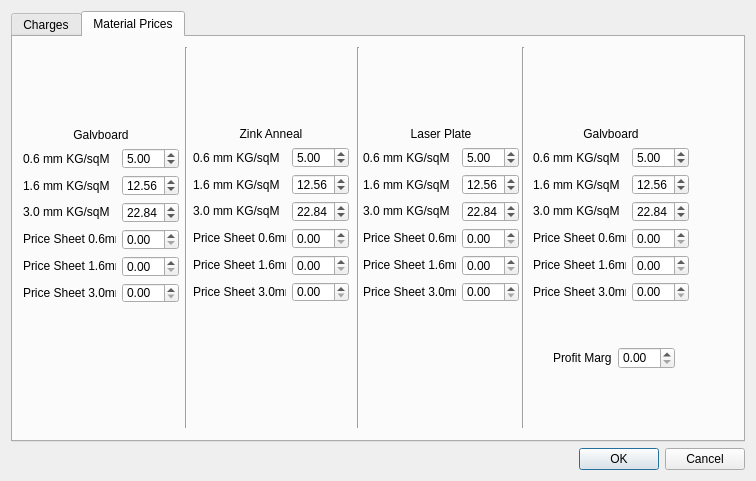
Before: the Qt Designer form ccprefdialog.ui in mygnu/rgb-quote, drawn with Qt 5.
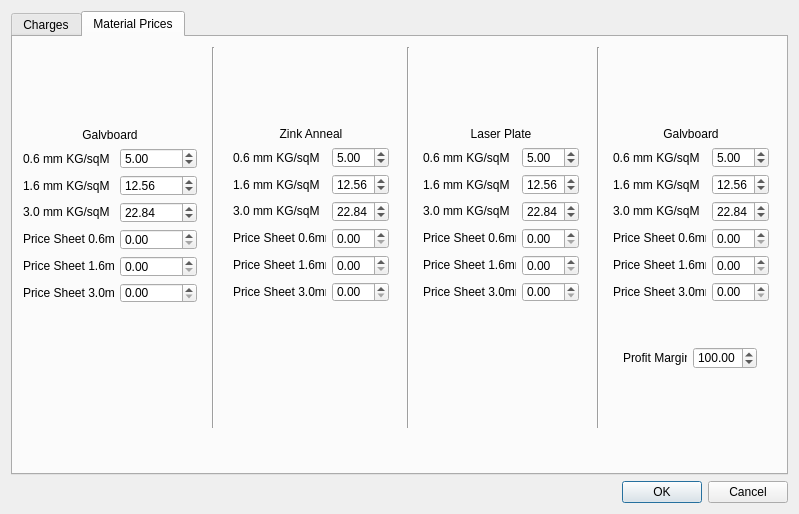
After: the same form once the commit is applied.

The edit to the form file:
```diff
--- a/ccprefdialog.ui
+++ b/ccprefdialog.ui
@@ -6,8 +6,8 @@
    <rect>
     <x>0</x>
     <y>0</y>
-    <width>756</width>
-    <height>481</height>
+    <width>799</width>
+    <height>514</height>
    </rect>
   </property>
   <property name="windowTitle">
@@ -283,7 +283,7 @@
       <widget class="QWidget" name="layoutWidget_2">
        <property name="geometry">
         <rect>
-         <x>180</x>
+         <x>220</x>
          <y>90</y>
          <width>156</width>
          <height>175</height>
@@ -416,7 +416,7 @@
       <widget class="QWidget" name="layoutWidget_3">
        <property name="geometry">
         <rect>
-         <x>350</x>
+         <x>410</x>
          <y>90</y>
          <width>156</width>
          <height>175</height>
@@ -549,7 +549,7 @@
       <widget class="QWidget" name="layoutWidget_4">
        <property name="geometry">
         <rect>
-         <x>520</x>
+         <x>600</x>
          <y>90</y>
          <width>156</width>
          <height>175</height>
@@ -682,9 +682,9 @@
       <widget class="QWidget" name="layoutWidget_5">
        <property name="geometry">
         <rect>
-         <x>540</x>
+         <x>610</x>
          <y>310</y>
-         <width>122</width>
+         <width>134</width>
          <height>22</height>
         </rect>
        </property>
@@ -697,14 +697,21 @@
          </widget>
         </item>
         <item>
-         <widget class="QDoubleSpinBox" name="profitMarginSB"/>
+         <widget class="QDoubleSpinBox" name="profitMarginSB">
+          <property name="maximum">
+           <double>1000.000000000000000</double>
+          </property>
+          <property name="value">
+           <double>100.000000000000000</double>
+          </property>
+         </widget>
         </item>
        </layout>
       </widget>
       <widget class="Line" name="line">
        <property name="geometry">
         <rect>
-         <x>153</x>
+         <x>180</x>
          <y>10</y>
          <width>41</width>
          <height>381</height>
@@ -717,9 +724,9 @@
       <widget class="Line" name="line_2">
        <property name="geometry">
         <rect>
-         <x>320</x>
+         <x>380</x>
          <y>10</y>
-         <width>51</width>
+         <width>31</width>
          <height>381</height>
         </rect>
        </property>
@@ -730,9 +737,9 @@
       <widget class="Line" name="line_3">
        <property name="geometry">
         <rect>
-         <x>490</x>
+         <x>570</x>
          <y>10</y>
-         <width>41</width>
+         <width>31</width>
          <height>381</height>
         </rect>
        </property>
@@ -745,7 +752,7 @@
         <rect>
          <x>10</x>
          <y>91</y>
-         <width>156</width>
+         <width>174</width>
          <height>175</height>
         </rect>
        </property>
@@ -859,13 +866,34 @@
              </widget>
             </item>
             <item>
-             <widget class="QDoubleSpinBox" name="galvbond0_6mmPriceSB"/>
+             <widget class="QDoubleSpinBox" name="galvbond0_6mmPriceSB">
+              <property name="maximum">
+               <double>10000.000000000000000</double>
+              </property>
+              <property name="singleStep">
+               <double>0.100000000000000</double>
+              </property>
+             </widget>
             </item>
             <item>
-             <widget class="QDoubleSpinBox" name="galvbond1_6mmPriceSB"/>
+             <widget class="QDoubleSpinBox" name="galvbond1_6mmPriceSB">
+              <property name="maximum">
+               <double>10000.000000000000000</double>
+              </property>
+              <property name="singleStep">
+               <double>0.100000000000000</double>
+              </property>
+             </widget>
             </item>
             <item>
-             <widget class="QDoubleSpinBox" name="galvbond3_0mmPriceSB"/>
+             <widget class="QDoubleSpinBox" name="galvbond3_0mmPriceSB">
+              <property name="maximum">
+               <double>10000.000000000000000</double>
+              </property>
+              <property name="singleStep">
+               <double>0.100000000000000</double>
+              </property>
+             </widget>
             </item>
            </layout>
           </item>
```
